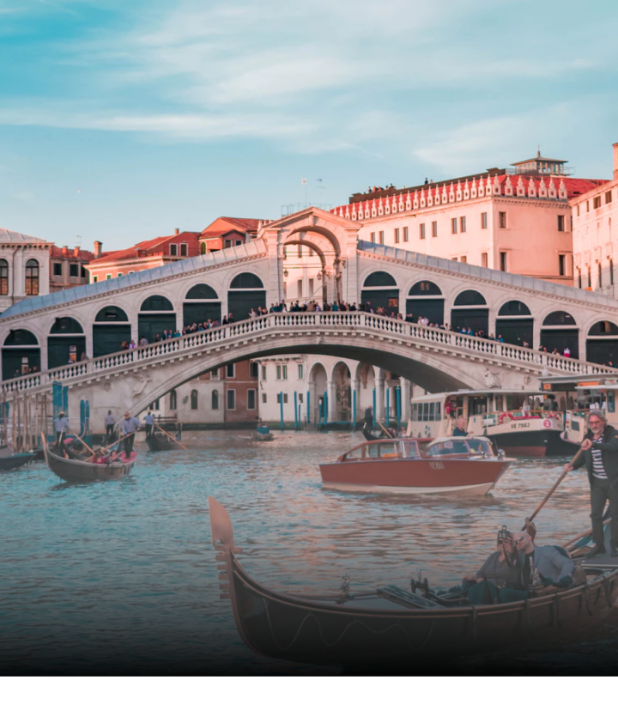
After one commit to al-chakim/FlyPlane, a Flutter app: the Mainpage screen opened by its route, after a tap on "4.5", on a phone screen of 412 x 824 dp. The commit adds this screen. Shown: the top 716 px of the screen. Run offline on Flutter 3.47's test engine with Material 2 defaults, Android fonts, the phone set to English and light mode, and no system bars; our stand-ins replace google_fonts.

Commit message:
detail page and custom shadow

```diff
--- /dev/null
+++ b/plane/lib/ui/pages/detail_page.dart
@@ -0,0 +1,56 @@
+import 'package:flutter/material.dart';
+import 'package:plane/ui/widgets/custom_button.dart';
+import 'package:plane/ui/widgets/custom_form.dart';
+import '../../shared/theme.dart';
+
+class DetailPage extends StatelessWidget {
+  const DetailPage({ Key? key }) : super(key: key);
+
+  @override
+  Widget build(BuildContext context) {
+
+    Widget BackImage(){
+      return Container(
+        width: double.infinity,
+        height: 450,
+        decoration: BoxDecoration(
+          image: DecorationImage(
+            fit: BoxFit.cover,
+            image: AssetImage(
+              'assets/des1.png'
+            )
+          )
+        ),
+      );
+    }
+
+  Widget CustomShadow(){
+    return Container(
+      width: double.infinity,
+      height: 215,
+      margin: EdgeInsets.only(top: 236),
+      decoration: BoxDecoration(
+        gradient: LinearGradient(
+          begin: Alignment.topCenter,
+          end: Alignment.bottomCenter,
+          colors: [
+            putih.withOpacity(0),
+            Colors.black.withOpacity(0.95)
+          ]
+        )
+      ),
+    );
+  }
+
+
+    return Scaffold(
+      backgroundColor: putih,
+      body: Stack(
+        children: [
+          BackImage(),
+          CustomShadow(),
+        ],
+      ),
+    );
+  }
+}
--- a/plane/lib/ui/pages/started.dart
+++ b/plane/lib/ui/pages/started.dart
@@ -20,7 +20,7 @@ class _StartedState extends State<Started> {
             height: double.infinity,
             decoration: BoxDecoration(
               image: DecorationImage(
-                fit: BoxFit.fitHeight,
+                fit: BoxFit.cover,
                 image: AssetImage('assets/bg1.png')
               )
             ),
--- a/plane/lib/ui/widgets/des_card.dart
+++ b/plane/lib/ui/widgets/des_card.dart
@@ -1,4 +1,5 @@
 import 'package:flutter/material.dart';
+import 'package:plane/ui/pages/detail_page.dart';
 import '../../shared/theme.dart';
 
 class DestinationCard extends StatelessWidget {
@@ -20,7 +21,15 @@ class DestinationCard extends StatelessWidget {
 
   @override
   Widget build(BuildContext context) {
-    return Container(
+    return GestureDetector(
+      onTap: () {
+        Navigator.push(
+          context, MaterialPageRoute(
+            builder: (context) => DetailPage()
+          )
+        );
+      },
+      child: Container(
         height: 320,
         width: 200,
         margin: EdgeInsets.only(left: defaultMargin),
@@ -102,6 +111,7 @@ class DestinationCard extends StatelessWidget {
             )
           ],
         ),
+      ),
     );
   }
 }
```
Lines whose indentation alone changed are shown as unchanged.
